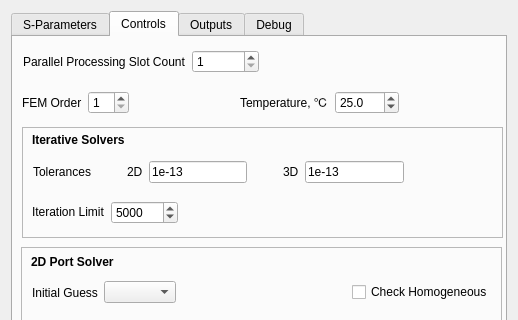
Above: src/OpenParEMg/SimulateOptions.ui from OpenParEM/OpenParEM before the change; both pictures show x 0 to 518 and y 0 to 320 of the 518 by 503 pixel window. Below: the same form after it.
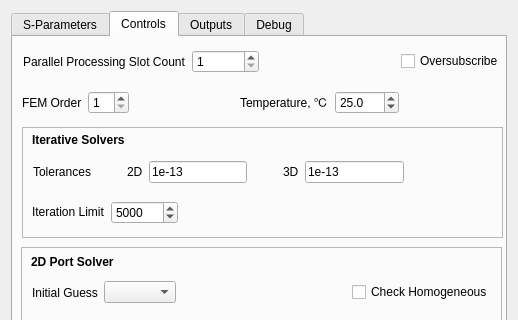
That is the form after the change. The open tabs and pages were chosen to show the change. Custom widgets are drawn as their Qt base class.

Commit message: replace valueChanged with finishedEditing in the forms; added oversubscribe

```diff
--- a/src/OpenParEMg/SimulateOptions.ui
+++ b/src/OpenParEMg/SimulateOptions.ui
@@ -845,6 +845,16 @@
           </property>
          </spacer>
         </item>
+        <item>
+         <widget class="QCheckBox" name="oversubscribe">
+          <property name="toolTip">
+           <string>Oversubscribe for OpenMPI.  Uncheck for MPICH.</string>
+          </property>
+          <property name="text">
+           <string>Oversubscribe</string>
+          </property>
+         </widget>
+        </item>
        </layout>
       </widget>
       <zorder>frame</zorder>
```
Left out of the diff: 6 changed lines with no effect on the pictures. The commit also changes 19 other files.
